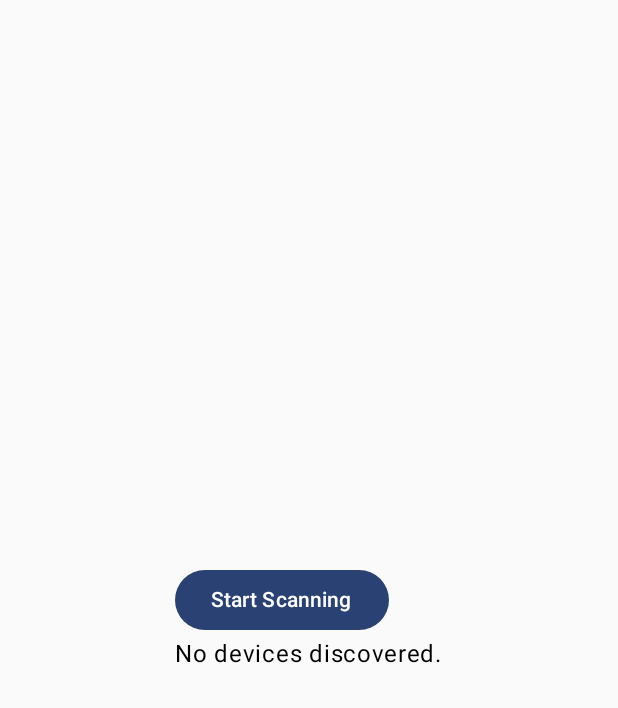
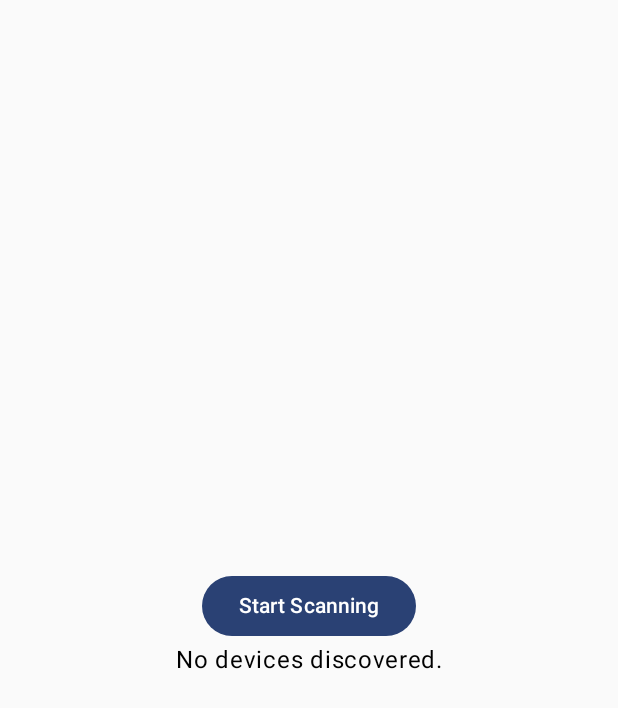
Before and after one commit to eber0042/TemiBlueTooth, an Android app built with Jetpack Compose: the screen it shows after launch (MainActivity), on a phone screen of 412 x 824 dp. Shown: the top 708 px of the screen. Run offline under Robolectric (Android 15) with nearby library versions, the phone set to English and light mode, and no system bars; our stand-ins replace Dagger/Hilt's generated code.

Commit message:
UI imporvements
Changed the layout of the UI and made the previous scanned device not show when starting a new scan. Also increased the font size and bolded detected devices.

```diff
--- a/app/src/main/java/com/temi/temiSDK/MainActivity.kt
+++ b/app/src/main/java/com/temi/temiSDK/MainActivity.kt
@@ -37,7 +37,11 @@ import androidx.compose.ui.Alignment
 import androidx.compose.ui.Modifier
 import androidx.compose.ui.graphics.Color
 import androidx.compose.ui.platform.LocalContext
+import androidx.compose.ui.text.TextStyle
+import androidx.compose.ui.text.font.FontWeight
+import androidx.compose.ui.text.style.TextAlign
 import androidx.compose.ui.unit.dp
+import androidx.compose.ui.unit.sp
 import androidx.core.app.ActivityCompat
 import com.google.accompanist.permissions.ExperimentalPermissionsApi
 import com.google.accompanist.permissions.isGranted
@@ -332,56 +336,85 @@ fun BluetoothScreen() {
         modifier = Modifier.fillMaxSize(),
         contentAlignment = Alignment.Center
     ) {
-        Column(modifier = Modifier.padding(16.dp)) {
+        Column(
+            modifier = Modifier
+                .padding(16.dp)
+                .fillMaxWidth(),
+            horizontalAlignment = Alignment.CenterHorizontally
+        ) {
             if (!fineLocationPermissionState.status.isGranted || !permissionState.status.isGranted) {
-                Text("Permissions denied.")
-                Button(onClick = {
-                    val intent = Intent(Settings.ACTION_APPLICATION_DETAILS_SETTINGS)
-                    val uri = Uri.fromParts("package", context.packageName, null)
-                    intent.data = uri
-                    context.startActivity(intent)
-                }) {
-                    Text("Go to Settings")
+                Text(
+                    "Permissions denied.",
+                    textAlign = TextAlign.Center,
+                    modifier = Modifier.fillMaxWidth()
+                )
+                Button(
+                    onClick = {
+                        val intent = Intent(Settings.ACTION_APPLICATION_DETAILS_SETTINGS)
+                        val uri = Uri.fromParts("package", context.packageName, null)
+                        intent.data = uri
+                        context.startActivity(intent)
+                    },
+                    modifier = Modifier.padding(top = 8.dp) // Optional padding to add spacing around the button
+                ) {
+                    Text(
+                        "Go to Settings",
+                        textAlign = TextAlign.Center
+                    )
                 }
             } else {
-                Button(onClick = {
-                    toggleScan()
-                }) {
-                    Text(if (isScanning) "Stop Scanning${".".repeat(dots)}" else "Start Scanning")
+                Button(
+                    onClick = { toggleScan() },
+                    modifier = Modifier.padding(top = 8.dp) // Optional padding to add spacing around the button
+                ) {
+                    Text(
+                        if (isScanning) "Stop Scanning${".".repeat(dots)}" else "Start Scanning",
+                        textAlign = TextAlign.Center
+                    )
                 }
 
-                if (discoveredDevices.value.isNotEmpty()) {
-                    Text("Discovered Devices:")
-                    LazyColumn {
+                if (isScanning) {
+                    // You can add more centered text or loading indicators here if needed
+                } else if (discoveredDevices.value.isNotEmpty()) {
+                    Text(
+                        "--Discovered Devices--",
+                        textAlign = TextAlign.Center,
+                        modifier = Modifier.fillMaxWidth()
+                    )
+                    LazyColumn(
+                        modifier = Modifier.fillMaxWidth(),
+                        horizontalAlignment = Alignment.CenterHorizontally
+                    ) {
                         items(discoveredDevices.value) { device ->
-                            Row(
+                            Box(
                                 modifier = Modifier
-                                    .fillMaxWidth()
                                     .clickable {
                                         val bleManager = BleManager(context, device)
                                         bleManager.connectToDevice()
                                         bleManager.getData()
                                     }
                                     .padding(vertical = 8.dp)
+                                    .fillMaxWidth(),
+                                contentAlignment = Alignment.Center
                             ) {
                                 Text(
                                     text = "${device.name} || ${device.address}",
-                                    modifier = Modifier
-                                        .weight(1f)
-                                        .padding(end = 16.dp)
-                                )
-                                Text(
-                                    text = "Connect",
-                                    color = Color.Blue,
-                                    modifier = Modifier
-                                        .padding(start = 16.dp)
-                                        .align(Alignment.CenterVertically)
+                                    textAlign = TextAlign.Center,
+                                    modifier = Modifier.fillMaxWidth(),
+                                    style = TextStyle(
+                                        fontSize = 20.sp, // Increase font size as needed
+                                        fontWeight = FontWeight.Bold // Optional: make the text bold
+                                    )
                                 )
                             }
                         }
                     }
                 } else {
-                    Text("No devices discovered.")
+                    Text(
+                        "No devices discovered.",
+                        textAlign = TextAlign.Center,
+                        modifier = Modifier.fillMaxWidth()
+                    )
                 }
             }
         }
```
